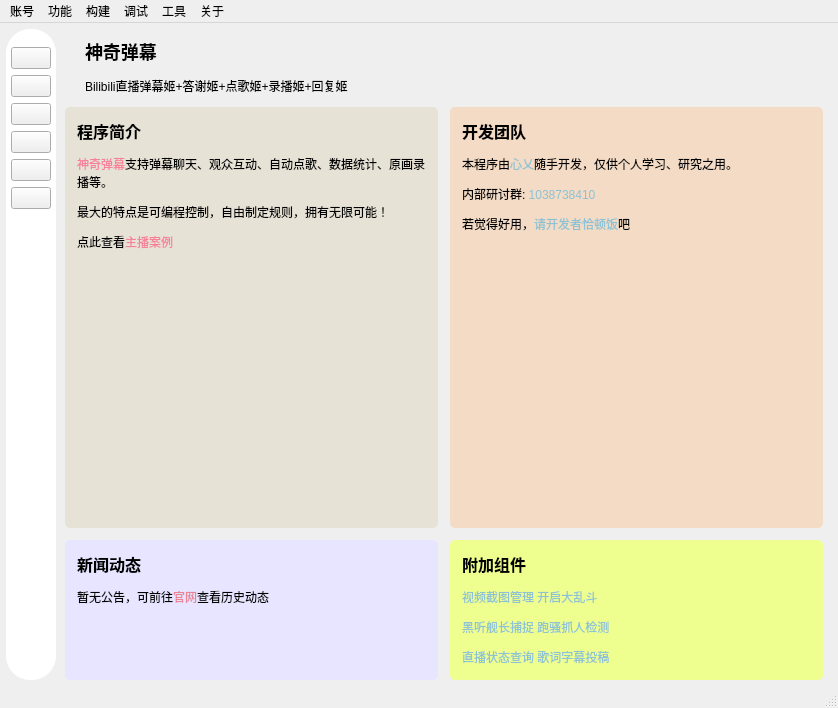
Above: mainwindow/mainwindow.ui from iwxyi/Bilibili-MagicalDanmaku before the change. Below: the same form after it.
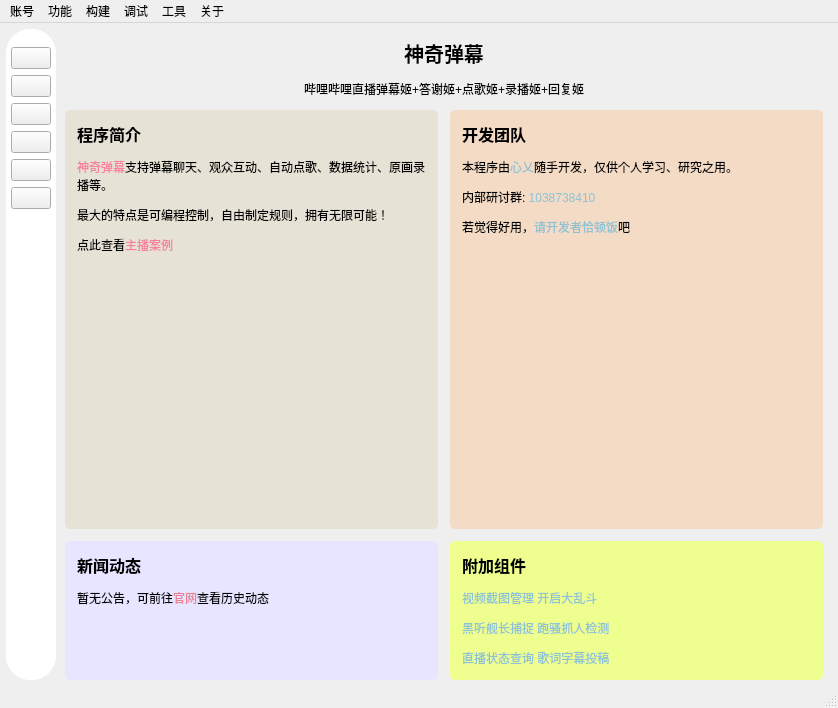
That is the form after the change. The open tabs and pages were chosen to show the change. Icons and pictures are not drawn. Custom widgets are drawn as their Qt base class.

Commit message: 修复某个原因导致无法接收弹幕

```diff
--- a/mainwindow/mainwindow.ui
+++ b/mainwindow/mainwindow.ui
@@ -6057,20 +6057,6 @@
          <number>0</number>
         </property>
         <item>
-         <layout class="QHBoxLayout" name="horizontalLayout_41">
-          <property name="leftMargin">
-           <number>20</number>
-          </property>
-          <property name="topMargin">
-           <number>0</number>
-          </property>
-          <property name="rightMargin">
-           <number>20</number>
-          </property>
-          <property name="bottomMargin">
-           <number>0</number>
-          </property>
-          <item>
            <layout class="QVBoxLayout" name="verticalLayout_12">
             <property name="topMargin">
              <number>0</number>
@@ -6078,25 +6064,29 @@
             <item>
              <widget class="QLabel" name="appNameLabel">
               <property name="styleSheet">
-               <string notr="true">font-size: 18px;
+             <string notr="true">font-size: 20px;
 font-weight: 500;</string>
               </property>
               <property name="text">
                <string>神奇弹幕</string>
               </property>
+            <property name="alignment">
+             <set>Qt::AlignCenter</set>
+            </property>
              </widget>
             </item>
             <item>
              <widget class="QLabel" name="appDescLabel">
               <property name="text">
-               <string>Bilibili直播弹幕姬+答谢姬+点歌姬+录播姬+回复姬</string>
+             <string>哔哩哔哩直播弹幕姬+答谢姬+点歌姬+录播姬+回复姬</string>
+            </property>
+            <property name="alignment">
+             <set>Qt::AlignCenter</set>
               </property>
               <property name="wordWrap">
                <bool>true</bool>
               </property>
              </widget>
-            </item>
-           </layout>
           </item>
          </layout>
         </item>
```
Left out of the diff: 2 changed lines with no effect on the pictures. Lines whose indentation alone changed are shown as unchanged. The commit also changes 2 other files.
